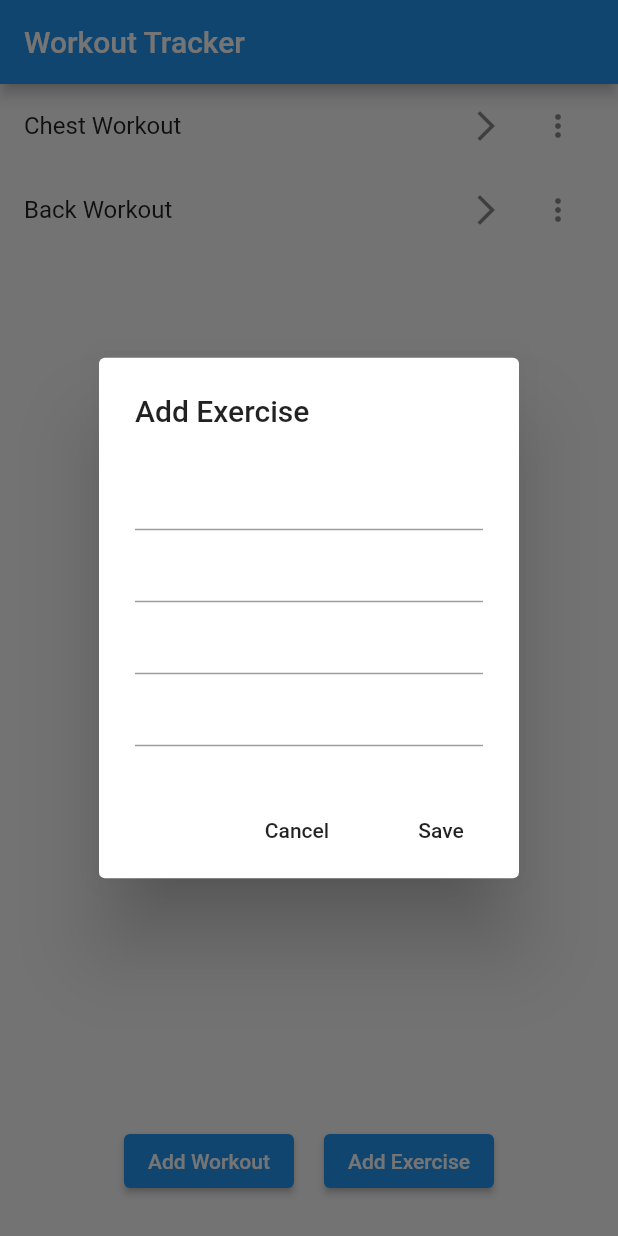
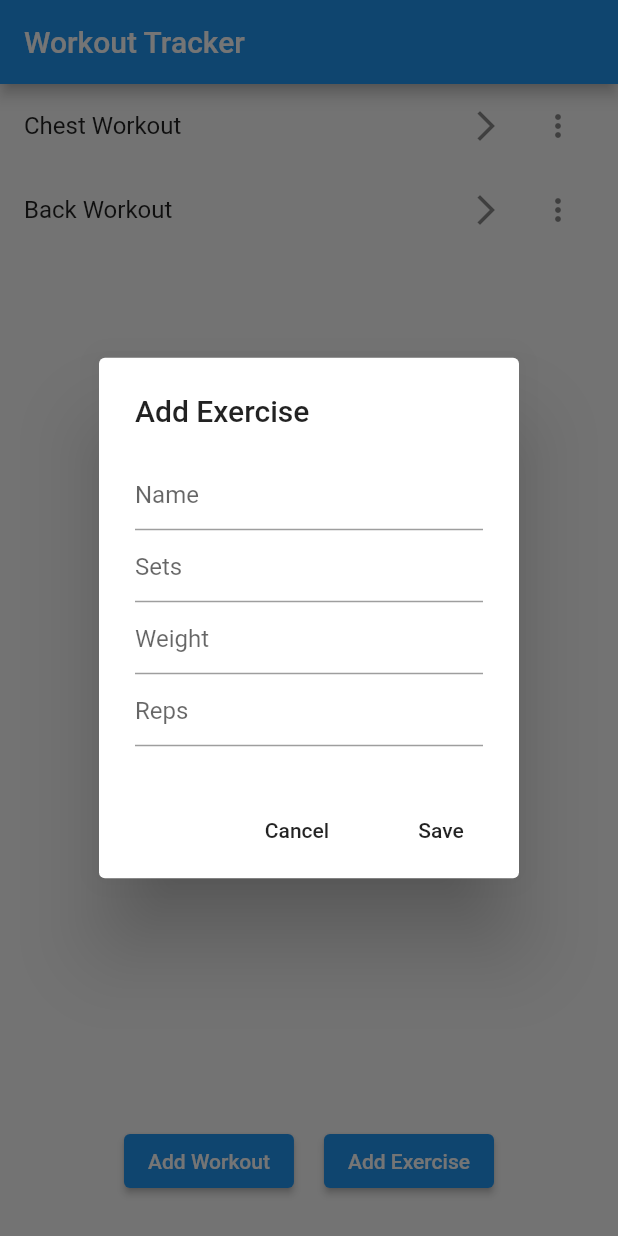
Before and after one commit to thenameisSid7/Fitness-App, a Flutter app: the screen it shows after launch, after a tap on "Add Exercise", on a phone screen of 412 x 824 dp. Run offline on Flutter 3.47's test engine with Material 2 defaults, Android fonts, the phone set to English and light mode, and no system bars; our stand-ins replace flutter_slidable.

Commit message:
Hint Text Added

```diff
--- a/lib/pages/home_page.dart
+++ b/lib/pages/home_page.dart
@@ -86,15 +86,27 @@ class _HomePageState extends State<HomePage> {
                 mainAxisSize: MainAxisSize.min,
                 children: [
                   TextField(
+                    decoration: const InputDecoration(
+                      hintText: 'Name'
+                    ),
                     controller: newExerciseNameController,
                   ),
                   TextField(
+                    decoration: const InputDecoration(
+                      hintText: 'Sets'
+                    ),
                     controller: newExerciseSetsController,
                   ),
                   TextField(
+                    decoration: const InputDecoration(
+                      hintText: 'Weight'
+                    ),
                     controller: newExerciseWeightController,
                   ),
                   TextField(
+                    decoration: const InputDecoration(
+                      hintText: 'Reps'
+                    ),
                     controller: newExerciseRepsController,
                   ),
                 ],
@@ -136,7 +148,7 @@ class _HomePageState extends State<HomePage> {
         builder: (context) => AlertDialog(
               title: const Text('Edit Workout'),
               content: TextField(
-                controller: TextEditingController(text: currentWorkoutName),
+                controller: newWorkoutNameController..text=currentWorkoutName,
               ),
               actions: [
                 MaterialButton(
```
